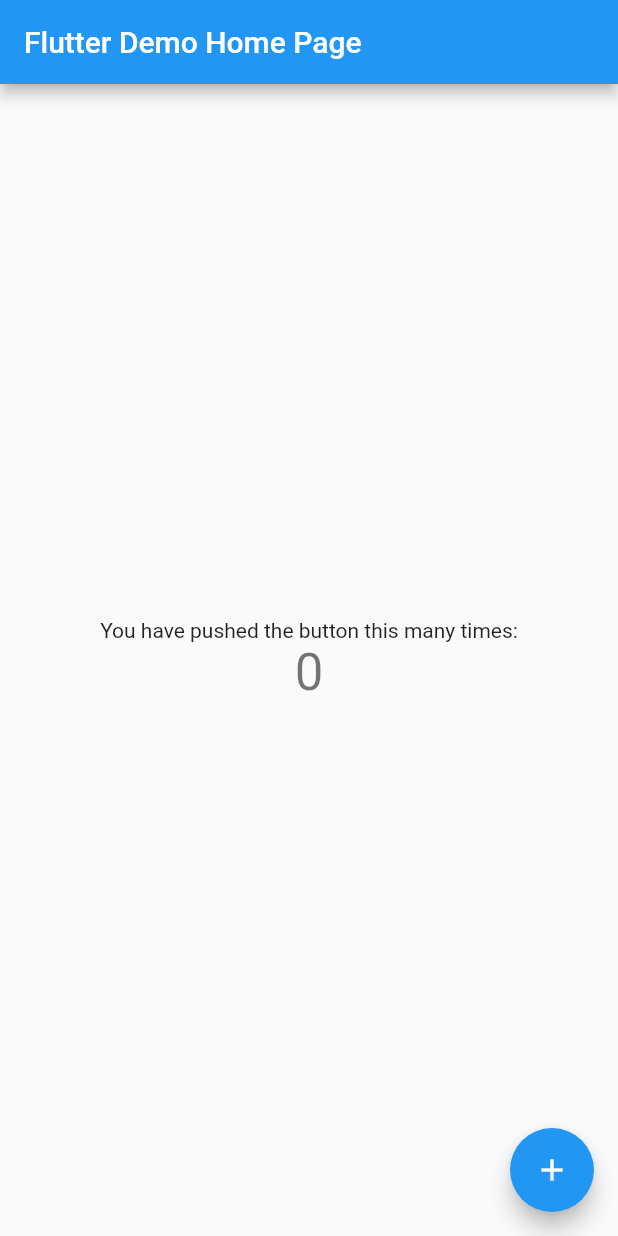
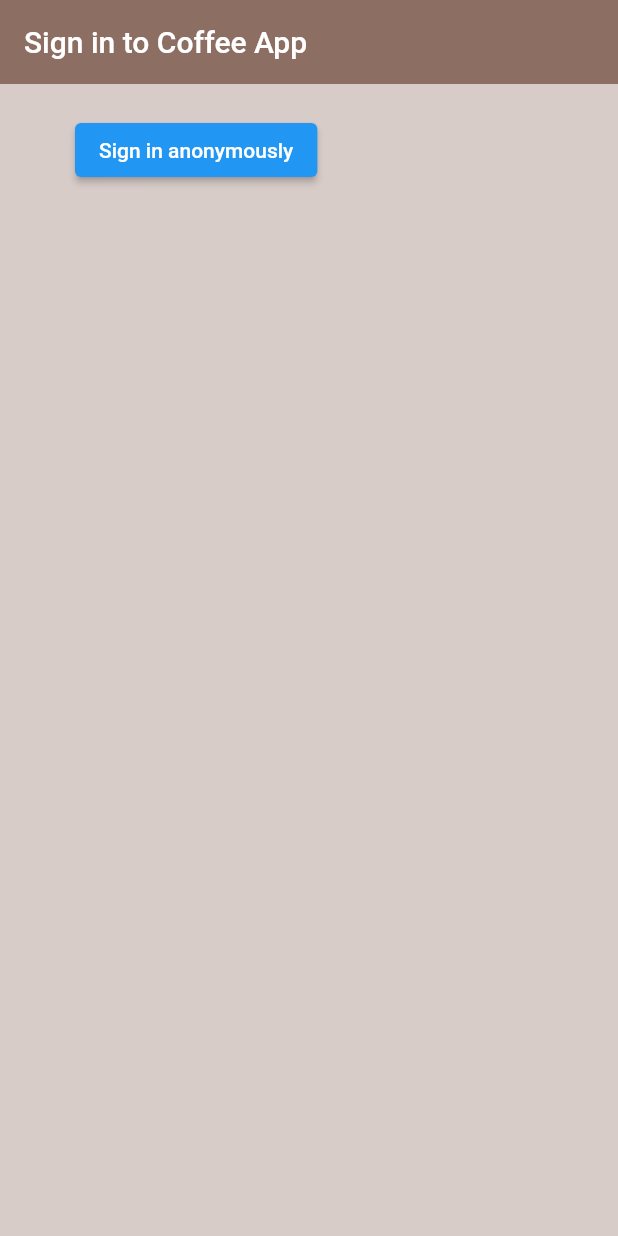
Before and after one commit to Kwesta96/coffee_app, a Flutter app: the screen it shows after launch, on a phone screen of 412 x 824 dp. Run offline on Flutter 3.47's test engine with Material 2 defaults, Android fonts, the phone set to English and light mode, and no system bars; our stand-ins replace firebase_auth; accounts and stored records are empty.

Commit message:
added authenticate sign in functionality

```diff
--- a/lib/main.dart
+++ b/lib/main.dart
@@ -1,3 +1,4 @@
+import 'package:coffee_app/screens/wrapper.dart';
 import 'package:flutter/material.dart';
 
 void main() {
@@ -11,106 +12,7 @@ class MyApp extends StatelessWidget {
   @override
   Widget build(BuildContext context) {
     return MaterialApp(
-      debugShowCheckedModeBanner: false,
-      title: 'Flutter Demo',
-      theme: ThemeData(
-        // This is the theme of your application.
-        //
-        // Try running your application with "flutter run". You'll see the
-        // application has a blue toolbar. Then, without quitting the app, try
-        // changing the primarySwatch below to Colors.green and then invoke
-        // "hot reload" (press "r" in the console where you ran "flutter run",
-        // or simply save your changes to "hot reload" in a Flutter IDE).
-        // Notice that the counter didn't reset back to zero; the application
-        // is not restarted.
-        primarySwatch: Colors.blue,
-      ),
-      home: const MyHomePage(title: 'Flutter Demo Home Page'),
+      home: Wrapper(),
     );
   }
 }
-
-class MyHomePage extends StatefulWidget {
-  const MyHomePage({super.key, required this.title});
-
-  // This widget is the home page of your application. It is stateful, meaning
-  // that it has a State object (defined below) that contains fields that affect
-  // how it looks.
-
-  // This class is the configuration for the state. It holds the values (in this
-  // case the title) provided by the parent (in this case the App widget) and
-  // used by the build method of the State. Fields in a Widget subclass are
-  // always marked "final".
-
-  final String title;
-
-  @override
-  State<MyHomePage> createState() => _MyHomePageState();
-}
-
-class _MyHomePageState extends State<MyHomePage> {
-  int _counter = 0;
-
-  void _incrementCounter() {
-    setState(() {
-      // This call to setState tells the Flutter framework that something has
-      // changed in this State, which causes it to rerun the build method below
-      // so that the display can reflect the updated values. If we changed
-      // _counter without calling setState(), then the build method would not be
-      // called again, and so nothing would appear to happen.
-      _counter++;
-    });
-  }
-
-  @override
-  Widget build(BuildContext context) {
-    // This method is rerun every time setState is called, for instance as done
-    // by the _incrementCounter method above.
-    //
-    // The Flutter framework has been optimized to make rerunning build methods
-    // fast, so that you can just rebuild anything that needs updating rather
-    // than having to individually change instances of widgets.
-    return Scaffold(
-      appBar: AppBar(
-        // Here we take the value from the MyHomePage object that was created by
-        // the App.build method, and use it to set our appbar title.
-        title: Text(widget.title),
-      ),
-      body: Center(
-        // Center is a layout widget. It takes a single child and positions it
-        // in the middle of the parent.
-        child: Column(
-          // Column is also a layout widget. It takes a list of children and
-          // arranges them vertically. By default, it sizes itself to fit its
-          // children horizontally, and tries to be as tall as its parent.
-          //
-          // Invoke "debug painting" (press "p" in the console, choose the
-          // "Toggle Debug Paint" action from the Flutter Inspector in Android
-          // Studio, or the "Toggle Debug Paint" command in Visual Studio Code)
-          // to see the wireframe for each widget.
-          //
-          // Column has various properties to control how it sizes itself and
-          // how it positions its children. Here we use mainAxisAlignment to
-          // center the children vertically; the main axis here is the vertical
-          // axis because Columns are vertical (the cross axis would be
-          // horizontal).
-          mainAxisAlignment: MainAxisAlignment.center,
-          children: <Widget>[
-            const Text(
-              'You have pushed the button this many times:',
-            ),
-            Text(
-              '$_counter',
-              style: Theme.of(context).textTheme.headline4,
-            ),
-          ],
-        ),
-      ),
-      floatingActionButton: FloatingActionButton(
-        onPressed: _incrementCounter,
-        tooltip: 'Increment',
-        child: const Icon(Icons.add),
-      ), // This trailing comma makes auto-formatting nicer for build methods.
-    );
-  }
-}
--- /dev/null
+++ b/lib/screens/authenticate/authenticate.dart
@@ -0,0 +1,16 @@
+import 'package:coffee_app/screens/authenticate/sign_in.dart';
+import 'package:flutter/material.dart';
+
+class Authenticate extends StatefulWidget {
+  const Authenticate({super.key});
+
+  @override
+  State<Authenticate> createState() => _AuthenticateState();
+}
+
+class _AuthenticateState extends State<Authenticate> {
+  @override
+  Widget build(BuildContext context) {
+    return SignIn();
+  }
+}
--- /dev/null
+++ b/lib/screens/authenticate/sign_in.dart
@@ -0,0 +1,43 @@
+import 'package:coffee_app/services/auth.dart';
+import 'package:flutter/material.dart';
+
+class SignIn extends StatefulWidget {
+  const SignIn({super.key});
+
+  @override
+  State<SignIn> createState() => _SignInState();
+}
+
+class _SignInState extends State<SignIn> {
+  final AuthService _auth = AuthService();
+
+  @override
+  Widget build(BuildContext context) {
+    return Scaffold(
+      backgroundColor: Colors.brown[100],
+      appBar: AppBar(
+        backgroundColor: Colors.brown[400],
+        elevation: 0.0,
+        title: Text('Sign in to Coffee App'),
+      ),
+      body: Container(
+        padding: EdgeInsets.symmetric(
+          vertical: 20.0,
+          horizontal: 50.0,
+        ),
+        child: ElevatedButton(
+          child: Text('Sign in anonymously'),
+          onPressed: () async {
+            dynamic result = await _auth.signInAnonymous();
+            if (result == null) {
+              print('error signing in');
+            } else {
+              print('signed in');
+              print(result);
+            }
+          },
+        ),
+      ),
+    );
+  }
+}
--- /dev/null
+++ b/lib/screens/wrapper.dart
@@ -0,0 +1,13 @@
+import 'package:coffee_app/screens/authenticate/authenticate.dart';
+import 'package:coffee_app/screens/home/home.dart';
+import 'package:flutter/material.dart';
+
+class Wrapper extends StatelessWidget {
+  const Wrapper({super.key});
+
+  @override
+  Widget build(BuildContext context) {
+    //return either home or authenticate widget
+    return Authenticate();
+  }
+}
--- a/pubspec.yaml
+++ b/pubspec.yaml
@@ -36,6 +36,8 @@ dependencies:
   # The following adds the Cupertino Icons font to your application.
   # Use with the CupertinoIcons class for iOS style icons.
   cupertino_icons: ^1.0.2
+  firebase_auth: ^3.9.0
+  cloud_firestore: ^3.4.8
 
 dev_dependencies:
   flutter_test:
```
Also changed, not shown: lib/screens/home/home.dart (added, +14 -0 lines), lib/services/auth.dart (added, +23 -0 lines), pubspec.lock, 10 other files.
